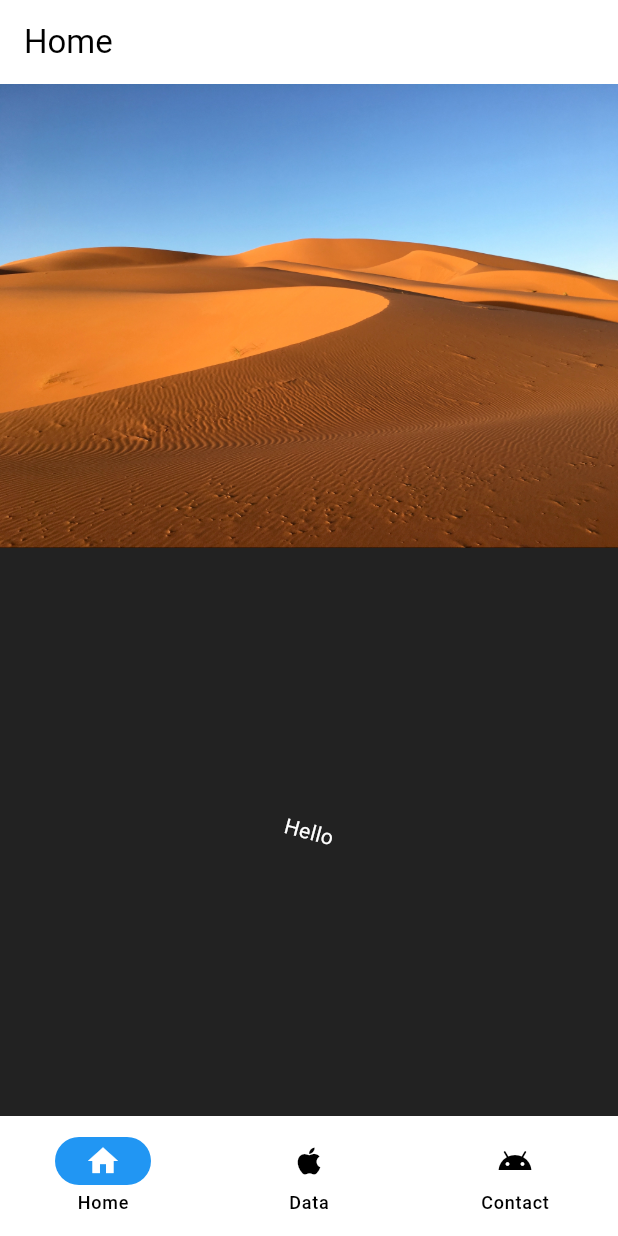
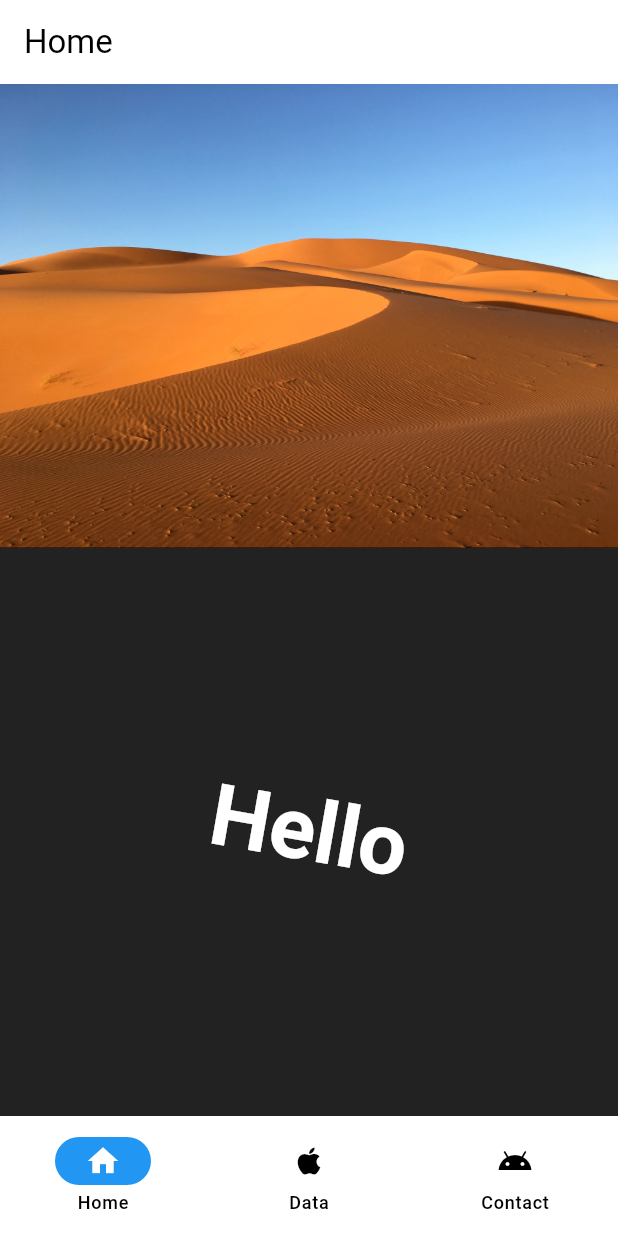
Before and after one commit to ulut0002/ulut0002-MAD9135-Assignment-4, a Flutter app: the screen it shows after launch, on a phone screen of 412 x 824 dp. Run offline on Flutter 3.47's test engine with Material 3 defaults, Android fonts, the phone set to English and light mode, and no system bars; missing offline and left inert: dart:ffi.

Commit message:
Add transformation to the text. Apply custom style to the text

```diff
--- a/lib/app.dart
+++ b/lib/app.dart
@@ -39,6 +39,13 @@ class _MyAppState extends State<MyApp> {
     return MaterialApp(
       theme: ThemeData(
         colorScheme: ColorScheme.fromSwatch(primarySwatch: Colors.blue),
+        textTheme: TextTheme(
+          displayLarge: TextStyle(
+            fontWeight: FontWeight.w600,
+            fontStyle: FontStyle.normal,
+            color: Theme.of(context).colorScheme.onPrimary,
+          ),
+        ),
       ),
       home: loadPage(),
     );
--- a/lib/screens/home.dart
+++ b/lib/screens/home.dart
@@ -28,10 +28,10 @@ class HomeScreen extends StatelessWidget {
                 color: Colors.black87,
               ),
               child: Transform.rotate(
-                angle: 15 * (pi / 180),
-                child: const Text(
+                angle: 10 * (pi / 180),
+                child: Text(
                   "Hello",
-                  style: TextStyle(color: Colors.white),
+                  style: Theme.of(context).textTheme.displayLarge,
                 ),
               ),
             ),
--- /dev/null
+++ b/theme/theme.dart
@@ -0,0 +1 @@
+import 'package:flutter/material.dart';
```
